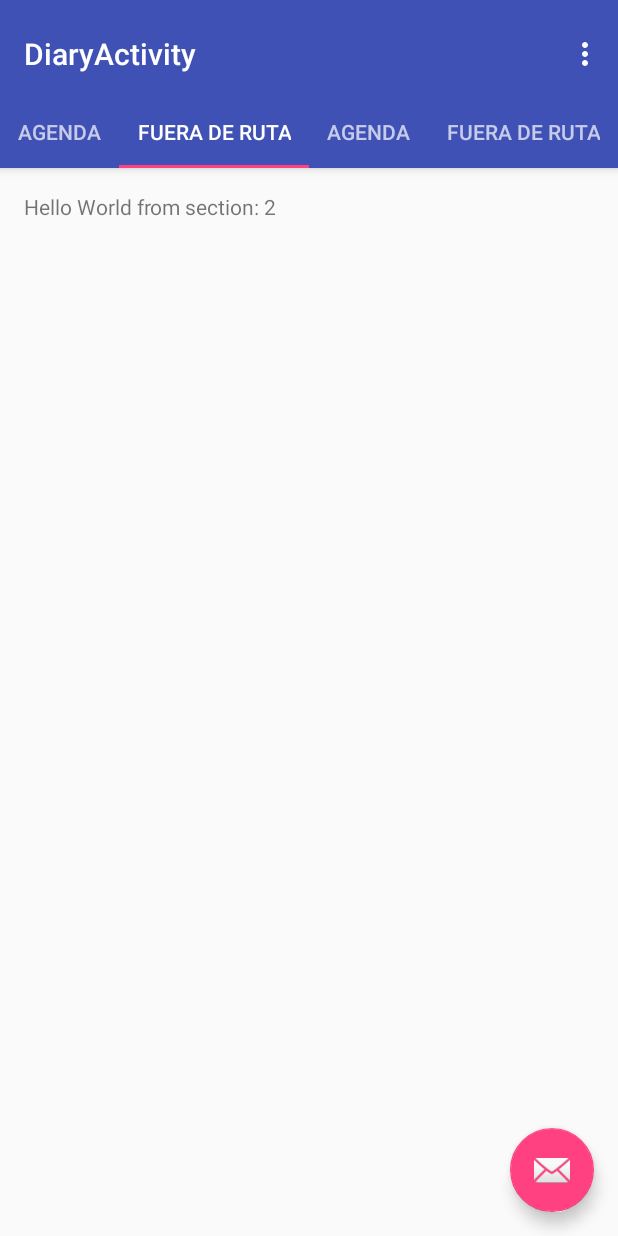
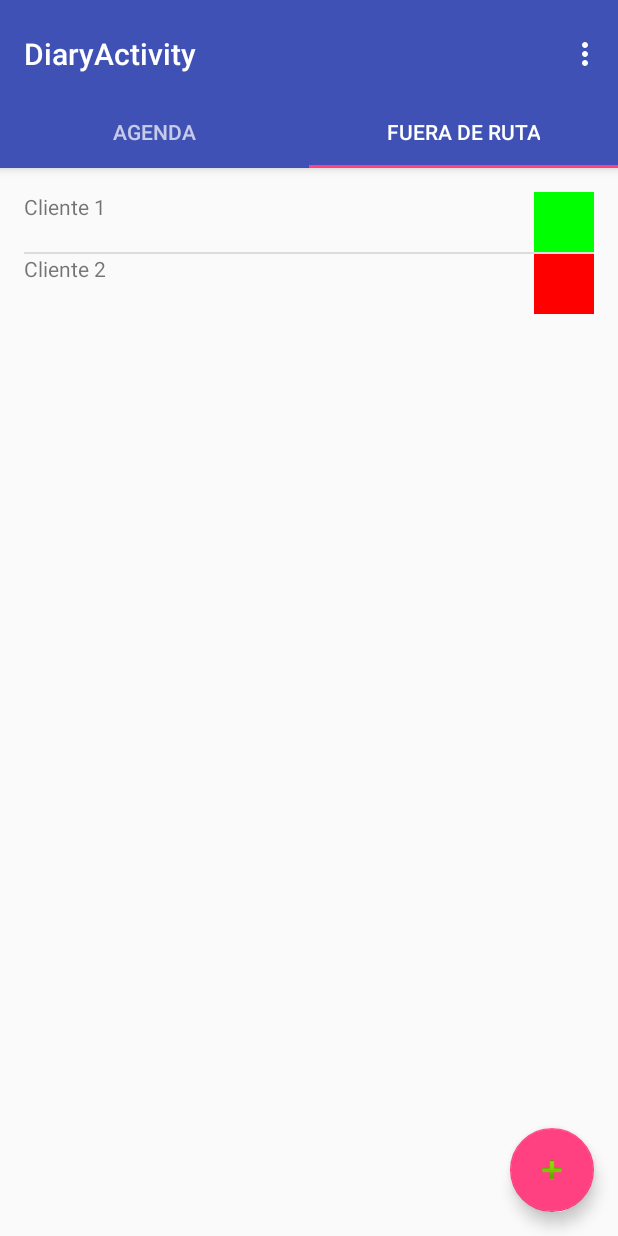
Before and after one commit to martineq/Order-Tracker, an Android app: the DiaryActivity screen opened directly, with no data from a screen before it, tab 2 chosen, on a phone screen of 412 x 824 dp. Run offline under Robolectric (Android 15) with nearby library versions, the phone set to English and light mode, and no system bars; 1 statement that could not run was skipped.

Commit message:
pantalla de tabs y lista de clientes fuera de ruta

```diff
--- a/OrderTracker/app/src/main/java/com/example/uriel/ordertracker/App/Activities/DiaryActivity.java
+++ b/OrderTracker/app/src/main/java/com/example/uriel/ordertracker/App/Activities/DiaryActivity.java
@@ -1,53 +1,51 @@
 package com.example.uriel.ordertracker.App.Activities;
 
+import android.os.Bundle;
+import android.support.design.widget.FloatingActionButton;
 import android.support.design.widget.TabLayout;
-import android.support.design.widget.FloatingActionButton;
-import android.support.design.widget.Snackbar;
-import android.support.v7.app.AppCompatActivity;
-import android.support.v7.widget.Toolbar;
-
 import android.support.v4.app.Fragment;
 import android.support.v4.app.FragmentManager;
 import android.support.v4.app.FragmentPagerAdapter;
 import android.support.v4.view.ViewPager;
-import android.os.Bundle;
+import android.support.v7.app.AppCompatActivity;
+import android.support.v7.widget.Toolbar;
 import android.view.LayoutInflater;
 import android.view.Menu;
 import android.view.MenuItem;
 import android.view.View;
 import android.view.ViewGroup;
+import android.widget.AdapterView;
+import android.widget.ListView;
 
-import android.widget.TextView;
+import com.example.uriel.ordertracker.App.Model.Client;
+import com.example.uriel.ordertracker.App.Model.ClientsAdapter;
+import com.example.uriel.ordertracker.App.Services.Impl.ClientService;
+import com.example.uriel.ordertracker.App.Services.Interface.IClientService;
+import com.example.uriel.ordertracker.R;
 
-import com.example.uriel.ordertracker.R;
+import java.util.ArrayList;
 
 public class DiaryActivity extends AppCompatActivity {
 
-    /**
-     * The {@link android.support.v4.view.PagerAdapter} that will provide
-     * fragments for each of the sections. We use a
-     * {@link FragmentPagerAdapter} derivative, which will keep every
-     * loaded fragment in memory. If this becomes too memory intensive, it
-     * may be best to switch to a
-     * {@link android.support.v4.app.FragmentStatePagerAdapter}.
-     */
     private SectionsPagerAdapter mSectionsPagerAdapter;
-
-    /**
-     * The {@link ViewPager} that will host the section contents.
-     */
     private ViewPager mViewPager;
+    private int userId;
 
     @Override
     protected void onCreate(Bundle savedInstanceState) {
         super.onCreate(savedInstanceState);
         setContentView(R.layout.activity_diary);
 
+        Bundle args = getIntent().getExtras();
+        userId = args.getInt("userId");
+
         Toolbar toolbar = (Toolbar) findViewById(R.id.toolbar);
         setSupportActionBar(toolbar);
+        toolbar.setTitle("Actividad diaria");
+
         // Create the adapter that will return a fragment for each of the three
         // primary sections of the activity.
-        mSectionsPagerAdapter = new SectionsPagerAdapter(getSupportFragmentManager());
+        mSectionsPagerAdapter = new SectionsPagerAdapter(getSupportFragmentManager(), userId);
 
         // Set up the ViewPager with the sections adapter.
         mViewPager = (ViewPager) findViewById(R.id.container);
@@ -55,20 +53,16 @@ public class DiaryActivity extends AppCompatActivity {
 
         TabLayout tabLayout = (TabLayout) findViewById(R.id.tabs);
         tabLayout.setupWithViewPager(mViewPager);
-        tabLayout.addTab(tabLayout.newTab().setText("Agenda"));
-        tabLayout.addTab(tabLayout.newTab().setText("Fuera de ruta"));
 
         FloatingActionButton fab = (FloatingActionButton) findViewById(R.id.fab);
         fab.setOnClickListener(new View.OnClickListener() {
             @Override
             public void onClick(View view) {
-                Snackbar.make(view, "Replace with your own action", Snackbar.LENGTH_LONG)
-                        .setAction("Action", null).show();
+                //ir a leer QR para comenzar pedido
             }
         });
 
     }
-
 
     @Override
     public boolean onCreateOptionsMenu(Menu menu) {
@@ -92,27 +86,15 @@ public class DiaryActivity extends AppCompatActivity {
         return super.onOptionsItemSelected(item);
     }
 
-    /**
-     * A placeholder fragment containing a simple view.
-     */
-    public static class PlaceholderFragment extends Fragment {
-        /**
-         * The fragment argument representing the section number for this
-         * fragment.
-         */
-        private static final String ARG_SECTION_NUMBER = "section_number";
+    public static class DiaryFragment extends Fragment {
 
-        public PlaceholderFragment() {
+        public DiaryFragment() {
         }
 
-        /**
-         * Returns a new instance of this fragment for the given section
-         * number.
-         */
-        public static PlaceholderFragment newInstance(int sectionNumber) {
-            PlaceholderFragment fragment = new PlaceholderFragment();
+        public static DiaryFragment newInstance(int sellerId) {
+            DiaryFragment fragment = new DiaryFragment();
             Bundle args = new Bundle();
-            args.putInt(ARG_SECTION_NUMBER, sectionNumber);
+            args.putInt("userId", sellerId);
             fragment.setArguments(args);
             return fragment;
         }
@@ -121,32 +103,69 @@ public class DiaryActivity extends AppCompatActivity {
         public View onCreateView(LayoutInflater inflater, ViewGroup container,
                                  Bundle savedInstanceState) {
             View rootView = inflater.inflate(R.layout.fragment_diary, container, false);
-            TextView textView = (TextView) rootView.findViewById(R.id.section_label);
-            textView.setText(getString(R.string.section_format, getArguments().getInt(ARG_SECTION_NUMBER)));
+
             return rootView;
         }
     }
 
-    /**
-     * A {@link FragmentPagerAdapter} that returns a fragment corresponding to
-     * one of the sections/tabs/pages.
-     */
+    public static class OffRouteFragment extends Fragment {
+        private IClientService clientService;
+
+        public OffRouteFragment() {
+        }
+
+        public static OffRouteFragment newInstance(int sellerId) {
+            OffRouteFragment fragment = new OffRouteFragment();
+            Bundle args = new Bundle();
+            args.putInt("userId", sellerId);
+            fragment.setArguments(args);
+            return fragment;
+        }
+
+        @Override
+        public View onCreateView(LayoutInflater inflater, ViewGroup container,
+                                 Bundle savedInstanceState) {
+            View rootView = inflater.inflate(R.layout.fragment_off_route, container, false);
+
+            clientService = new ClientService();
+            ArrayList<Client> clients = clientService.getBySeller(getArguments().getInt("userId"));
+            ListView listView = (ListView) rootView.findViewById(R.id.listView);
+            ClientsAdapter clientsAdapter = new ClientsAdapter(getActivity(), clients);
+            listView.setAdapter(clientsAdapter);
+
+            listView.setOnItemClickListener(new AdapterView.OnItemClickListener() {
+                @Override
+                public void onItemClick(AdapterView<?> parent, View view, int position, long id) {
+                    //ir al detalle del cliente
+                }
+            });
+
+            return rootView;
+        }
+    }
+
     public class SectionsPagerAdapter extends FragmentPagerAdapter {
+        private int sellerId;
 
-        public SectionsPagerAdapter(FragmentManager fm) {
+        public SectionsPagerAdapter(FragmentManager fm, int sellerId){
             super(fm);
+            this.sellerId = sellerId;
         }
 
         @Override
         public Fragment getItem(int position) {
-            // getItem is called to instantiate the fragment for the given page.
-            // Return a PlaceholderFragment (defined as a static inner class below).
-            return PlaceholderFragment.newInstance(position + 1);
+            switch (position){
+                case 0:
+                    return DiaryFragment.newInstance(sellerId);
+                case 1:
+                    return OffRouteFragment.newInstance(sellerId);
+            }
+
+            return null;
         }
 
         @Override
         public int getCount() {
-            // Show 3 total pages.
             return 2;
         }
 
--- a/OrderTracker/app/src/main/java/com/example/uriel/ordertracker/App/Activities/LogInActivity.java
+++ b/OrderTracker/app/src/main/java/com/example/uriel/ordertracker/App/Activities/LogInActivity.java
@@ -1,5 +1,6 @@
 package com.example.uriel.ordertracker.App.Activities;
 
+import android.content.Intent;
 import android.os.Bundle;
 import android.support.v7.app.AppCompatActivity;
 import android.support.v7.widget.Toolbar;
@@ -8,6 +9,7 @@ import android.widget.TextView;
 
 import com.example.uriel.ordertracker.App.Model.Constants;
 import com.example.uriel.ordertracker.App.Model.Helpers;
+import com.example.uriel.ordertracker.App.Model.User;
 import com.example.uriel.ordertracker.App.Services.Impl.UserService;
 import com.example.uriel.ordertracker.App.Services.Interface.IUserService;
 import com.example.uriel.ordertracker.R;
@@ -31,19 +33,22 @@ public class LogInActivity extends AppCompatActivity {
 
     public void validateUser(View v){
         SweetAlertDialog dialog = null;
-        String user = String.valueOf(((TextView)findViewById(R.id.user_id_startup)).getText());
+        String username = String.valueOf(((TextView)findViewById(R.id.user_id_startup)).getText());
         String password = String.valueOf(((TextView) findViewById(R.id.password_id_startup)).getText());
 
-        if(user.equals("")){
+        if(username.equals("")){
             dialog = Helpers.getErrorDialog(this, "Error", "Ingrese un nombre de usuario");
             dialog.show();
         }else if(password.equals("")){
             dialog = Helpers.getErrorDialog(this, "Error", "Ingrese una contraseña");
             dialog.show();
         }else {
-            String validation = userService.ValidateUser(user, password);
+            String validation = userService.validateUser(username, password);
             if(validation.equals(Constants.USER_OK)){
-                //enviar a la agenda
+                User loggedUser = userService.getByUsername(username);
+                Intent intent = new Intent(this, DiaryActivity.class);
+                intent.putExtra("userId", loggedUser.getId());
+                startActivity(intent);
             }else {
                 if(validation.equals(Constants.USER_INVALID)){
                     dialog = Helpers.getErrorDialog(this, "Error", "El nombre de usuario es invalido, intente nuevamente");
--- /dev/null
+++ b/OrderTracker/app/src/main/java/com/example/uriel/ordertracker/App/Model/Client.java
@@ -0,0 +1,43 @@
+package com.example.uriel.ordertracker.App.Model;
+
+/**
+ * Created by Uriel on 25-Mar-16.
+ */
+public class Client {
+    private int Id;
+    private String name;
+    private String address;
+    private String state;
+
+    public int getId() {
+        return Id;
+    }
+
+    public void setId(int id) {
+        Id = id;
+    }
+
+    public String getName() {
+        return name;
+    }
+
+    public void setName(String name) {
+        this.name = name;
+    }
+
+    public String getAddress() {
+        return address;
+    }
+
+    public void setAddress(String address) {
+        this.address = address;
+    }
+
+    public String getState() {
+        return state;
+    }
+
+    public void setState(String state) {
+        this.state = state;
+    }
+}
--- /dev/null
+++ b/OrderTracker/app/src/main/java/com/example/uriel/ordertracker/App/Model/ClientsAdapter.java
@@ -0,0 +1,50 @@
+package com.example.uriel.ordertracker.App.Model;
+
+import android.app.Activity;
+import android.graphics.Color;
+import android.view.LayoutInflater;
+import android.view.View;
+import android.view.ViewGroup;
+import android.widget.ArrayAdapter;
+import android.widget.TextView;
+
+import com.example.uriel.ordertracker.R;
+
+import java.util.List;
+
+/**
+ * Created by Uriel on 25-Mar-16.
+ */
+public class ClientsAdapter extends ArrayAdapter<Client> {
+    private final Activity context;
+    private final List<Client> clients;
+
+    public ClientsAdapter(Activity context, List<Client> clients) {
+        super(context, R.layout.list_client, clients);
+
+        this.context = context;
+        this.clients = clients;
+    }
+
+    public View getView(int position,View view,ViewGroup parent) {
+        LayoutInflater inflater = context.getLayoutInflater();
+        View rowView = inflater.inflate(R.layout.list_client, null, true);
+
+        Client client = clients.get(position);
+
+        TextView nameText = (TextView) rowView.findViewById(R.id.nameText);
+        View circle = (View) rowView.findViewById(R.id.circle);
+
+        nameText.setText(client.getName());
+        String state = client.getState();
+        if(state.equals(Constants.VISITADO)){
+            circle.setBackgroundColor(Color.GREEN);
+        }else if(state.equals(Constants.PENDIENTE)){
+            circle.setBackgroundColor(Color.YELLOW);
+        }else {
+            circle.setBackgroundColor(Color.RED);
+        }
+
+        return rowView;
+    }
+}
--- a/OrderTracker/app/src/main/java/com/example/uriel/ordertracker/App/Model/Constants.java
+++ b/OrderTracker/app/src/main/java/com/example/uriel/ordertracker/App/Model/Constants.java
@@ -4,7 +4,13 @@ package com.example.uriel.ordertracker.App.Model;
  * Created by Uriel on 23-Mar-16.
  */
 public class Constants {
+    //respuesta de login
     public static String USER_OK = "USER_OK";
     public static String USER_INVALID = "USER_INVALID";
     public static String PASSWORD_INVALID = "PASSWORD_INVALID";
+
+    //estados de clientes
+    public static String VISITADO = "VISITADO";
+    public static String PENDIENTE = "PENDIENTE";
+    public static String NO_VISITADO = "NO_VISITADO";
 }
--- /dev/null
+++ b/OrderTracker/app/src/main/java/com/example/uriel/ordertracker/App/Services/Impl/ClientService.java
@@ -0,0 +1,31 @@
+package com.example.uriel.ordertracker.App.Services.Impl;
+
+import com.example.uriel.ordertracker.App.Model.Client;
+import com.example.uriel.ordertracker.App.Model.Constants;
+import com.example.uriel.ordertracker.App.Services.Interface.IClientService;
+
+import java.util.ArrayList;
+
+/**
+ * Created by Uriel on 25-Mar-16.
+ */
+public class ClientService implements IClientService {
+
+    public ArrayList<Client> getBySeller(int sellerId){
+        Client client1 = new Client();
+        client1.setName("Cliente 1");
+        client1.setAddress("Av Paseo colon 850, CABA");
+        client1.setState(Constants.VISITADO);
+
+        Client client2 = new Client();
+        client2.setName("Cliente 2");
+        client2.setAddress("Av Gral Las Heras 2214, CABA");
+        client2.setState(Constants.NO_VISITADO);
+
+        ArrayList<Client> clients = new ArrayList<>();
+        clients.add(client1);
+        clients.add(client2);
+
+        return clients;
+    }
+}
--- a/OrderTracker/app/src/main/java/com/example/uriel/ordertracker/App/Services/Impl/UserService.java
+++ b/OrderTracker/app/src/main/java/com/example/uriel/ordertracker/App/Services/Impl/UserService.java
@@ -1,6 +1,7 @@
 package com.example.uriel.ordertracker.App.Services.Impl;
 
 import com.example.uriel.ordertracker.App.Model.Constants;
+import com.example.uriel.ordertracker.App.Model.User;
 import com.example.uriel.ordertracker.App.Services.Interface.IUserService;
 
 /**
@@ -8,8 +9,17 @@ import com.example.uriel.ordertracker.App.Services.Interface.IUserService;
  */
 public class UserService implements IUserService {
 
-    public String ValidateUser(String username, String password){
+    public String validateUser(String username, String password){
         //checkear contra el server
-        return Constants.PASSWORD_INVALID;
+        return Constants.USER_OK;
+    }
+
+    public User getByUsername(String username){
+        User user = new User();
+        user.setId(1);
+        user.setUsername("prueba");
+        user.setPassword("1234");
+
+        return user;
     }
 }
--- /dev/null
+++ b/OrderTracker/app/src/main/java/com/example/uriel/ordertracker/App/Services/Interface/IClientService.java
@@ -0,0 +1,12 @@
+package com.example.uriel.ordertracker.App.Services.Interface;
+
+import com.example.uriel.ordertracker.App.Model.Client;
+
+import java.util.ArrayList;
+
+/**
+ * Created by Uriel on 25-Mar-16.
+ */
+public interface IClientService {
+    ArrayList<Client> getBySeller(int sellerId);
+}
--- a/OrderTracker/app/src/main/java/com/example/uriel/ordertracker/App/Services/Interface/IUserService.java
+++ b/OrderTracker/app/src/main/java/com/example/uriel/ordertracker/App/Services/Interface/IUserService.java
@@ -1,8 +1,11 @@
 package com.example.uriel.ordertracker.App.Services.Interface;
+
+import com.example.uriel.ordertracker.App.Model.User;
 
 /**
  * Created by Uriel on 23-Mar-16.
  */
 public interface IUserService {
-    String ValidateUser(String username, String password);
+    String validateUser(String username, String password);
+    User getByUsername(String username);
 }
--- /dev/null
+++ b/OrderTracker/app/src/main/res/drawable/rectangle.xml
@@ -0,0 +1,4 @@
+<?xml version="1.0" encoding="utf-8"?>
+<shape xmlns:android="http://schemas.android.com/apk/res/android" android:shape="oval" >
+    <gradient android:angle="270"/>
+</shape>
--- a/OrderTracker/app/src/main/res/layout/activity_diary.xml
+++ b/OrderTracker/app/src/main/res/layout/activity_diary.xml
@@ -28,7 +28,8 @@
         <android.support.design.widget.TabLayout
             android:id="@+id/tabs"
             android:layout_width="match_parent"
-            android:layout_height="wrap_content" />
+            android:layout_height="wrap_content"
+            app:tabGravity="fill" />
 
     </android.support.design.widget.AppBarLayout>
 
@@ -44,6 +45,6 @@
         android:layout_height="wrap_content"
         android:layout_gravity="end|bottom"
         android:layout_margin="@dimen/fab_margin"
-        android:src="@android:drawable/ic_dialog_email" />
+        android:src="@android:drawable/ic_input_add" />
 
 </android.support.design.widget.CoordinatorLayout>
--- /dev/null
+++ b/OrderTracker/app/src/main/res/layout/fragment_off_route.xml
@@ -0,0 +1,18 @@
+<RelativeLayout xmlns:android="http://schemas.android.com/apk/res/android"
+    xmlns:tools="http://schemas.android.com/tools"
+    android:layout_width="match_parent"
+    android:layout_height="match_parent"
+    android:paddingBottom="@dimen/activity_vertical_margin"
+    android:paddingLeft="@dimen/activity_horizontal_margin"
+    android:paddingRight="@dimen/activity_horizontal_margin"
+    android:paddingTop="@dimen/activity_vertical_margin"
+    tools:context="com.example.uriel.ordertracker.App.Activities.DiaryActivity$PlaceholderFragment">
+
+    <ListView
+        android:layout_width="wrap_content"
+        android:layout_height="wrap_content"
+        android:id="@+id/listView"
+        android:layout_alignParentLeft="true"
+        android:layout_alignParentStart="true" />
+
+</RelativeLayout>
--- /dev/null
+++ b/OrderTracker/app/src/main/res/layout/list_client.xml
@@ -0,0 +1,18 @@
+<?xml version="1.0" encoding="utf-8"?>
+<RelativeLayout xmlns:android="http://schemas.android.com/apk/res/android"
+    android:orientation="vertical" android:layout_width="match_parent"
+    android:layout_height="match_parent">
+
+    <TextView
+        android:layout_width="wrap_content"
+        android:layout_height="wrap_content"
+        android:id="@+id/nameText" />
+
+    <View android:id="@+id/circle"
+        android:layout_width="40dp"
+        android:layout_height="40dp"
+        android:layout_alignParentRight="true"
+        android:layout_alignParentEnd="true"
+        android:background="@drawable/rectangle"/>
+
+</RelativeLayout>
--- a/OrderTracker/app/src/main/res/values/strings.xml
+++ b/OrderTracker/app/src/main/res/values/strings.xml
@@ -2,5 +2,5 @@
     <string name="app_name">OrderTracker</string>
     <string name="action_settings">Settings</string>
     <string name="title_activity_diary">DiaryActivity</string>
-    <string name="section_format">Hello World from section: %1$d</string>
+    <string name="section_format"></string>
 </resources>
```
